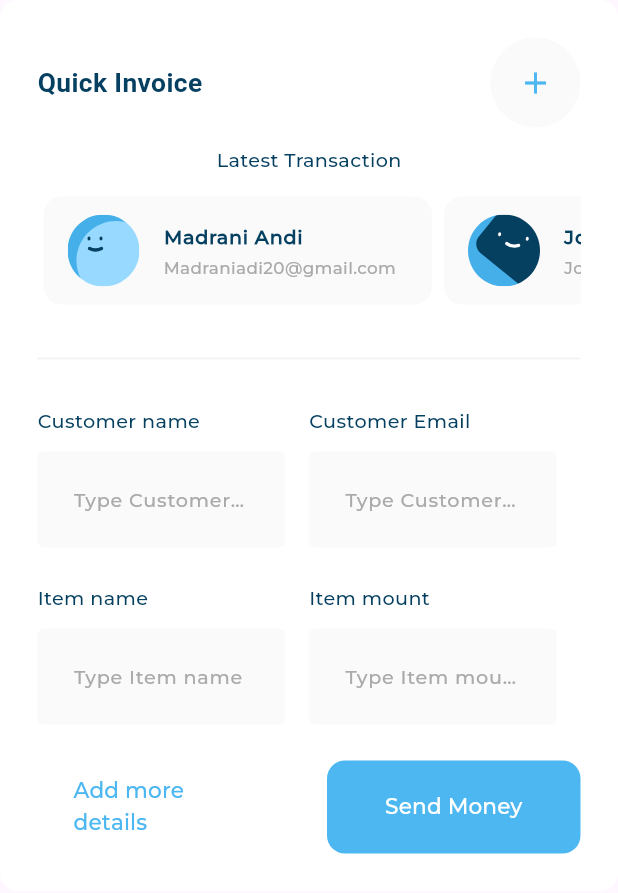
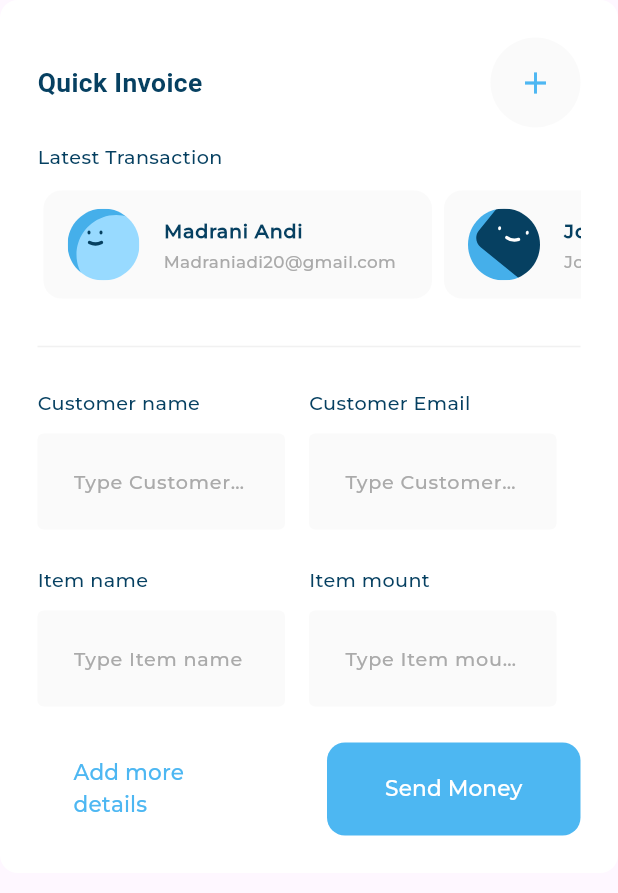
Before and after one commit to shark0a/responsive_dashboard, a Flutter app: the QuickInvoice widget shown alone on an empty page, opened directly, on a phone screen of 412 x 824 dp. Shown: the top 893 px of the screen. Run offline on Flutter 3.47's test engine with Material 3 defaults, Android fonts, the phone set to English and light mode, and no system bars; our stand-ins replace flutter_svg; project files that could hold a hidden picture were left out.

Commit message:
`Refactor: Adjusted padding and spacing in QuickInvoice widget and its components`

```diff
--- a/lib/Features/DashBoard/Presentation/Views/widgets/windows/quick_invoice.dart
+++ b/lib/Features/DashBoard/Presentation/Views/widgets/windows/quick_invoice.dart
@@ -4,6 +4,7 @@ import 'package:responsive_dashboard/Features/DashBoard/Presentation/Views/widge
 import 'package:responsive_dashboard/Features/DashBoard/Presentation/Views/widgets/windows/latest_transactions_title.dart';
 import 'package:responsive_dashboard/Features/DashBoard/Presentation/Views/widgets/windows/quick_invoice_form.dart';
 import 'package:responsive_dashboard/Features/DashBoard/Presentation/Views/widgets/windows/quick_invoice_header.dart';
+
 class QuickInvoice extends StatelessWidget {
   const QuickInvoice({super.key});
 
@@ -12,17 +13,17 @@ class QuickInvoice extends StatelessWidget {
     return const CustomContainer(
       paddingvalue: 24,
       child: SingleChildScrollView(
-        // 🔹 Prevents overflow by making it scrollable
         child: Column(
+          crossAxisAlignment: CrossAxisAlignment.start,
           children: [
             QuickInvoiceHeader(),
-            SizedBox(height: 12),
+            SizedBox(height: 10),
             LatestTransactionsTitle(),
-            SizedBox(height: 12),
+            SizedBox(height: 10),
             LastestTransactionListView(),
-            SizedBox(height: 24),
+            SizedBox(height: 20),
             Divider(color: Color(0xffF1F1F1), thickness: 1),
-            SizedBox(height: 24),
+            SizedBox(height: 20),
             QuickInvoiceForm(),
           ],
         ),
--- a/lib/Features/DashBoard/Presentation/Views/widgets/windows/quick_invoice_header.dart
+++ b/lib/Features/DashBoard/Presentation/Views/widgets/windows/quick_invoice_header.dart
@@ -2,19 +2,15 @@ import 'package:flutter/material.dart';
 import 'package:responsive_dashboard/Utils/app_styles.dart';
 
 class QuickInvoiceHeader extends StatelessWidget {
-  const QuickInvoiceHeader({
-    super.key,
-  });
+  const QuickInvoiceHeader({super.key});
 
   @override
   Widget build(BuildContext context) {
     return Row(
       mainAxisAlignment: MainAxisAlignment.spaceBetween,
+      mainAxisSize: MainAxisSize.max,
       children: [
-        Text(
-          "Quick Invoice",
-          style: AppStyles.styleSemiBold20(context),
-        ),
+        Text("Quick Invoice", style: AppStyles.styleSemiBold20(context)),
         Container(
           height: 60,
           width: 60,
@@ -22,7 +18,6 @@ class QuickInvoiceHeader extends StatelessWidget {
             shape: CircleBorder(),
             color: Color(0xffFAFAFA),
           ),
-
           child: Icon(Icons.add, color: Color(0xff4EB7F2)),
         ),
       ],
--- a/lib/Features/DashBoard/Presentation/Views/widgets/windows/windows_layout.dart
+++ b/lib/Features/DashBoard/Presentation/Views/widgets/windows/windows_layout.dart
@@ -14,6 +14,8 @@ class WindowsLayout extends StatelessWidget {
         SizedBox(width: 32),
         Expanded(
           flex: 2,
+          child: Padding(
+            padding: EdgeInsets.only(top: 20, bottom: 20),
             child: Column(
               children: [
                 AllExpenses(),
@@ -22,6 +24,7 @@ class WindowsLayout extends StatelessWidget {
               ],
             ),
           ),
+        ),
       ],
     );
   }
```
Lines whose indentation alone changed are shown as unchanged.
